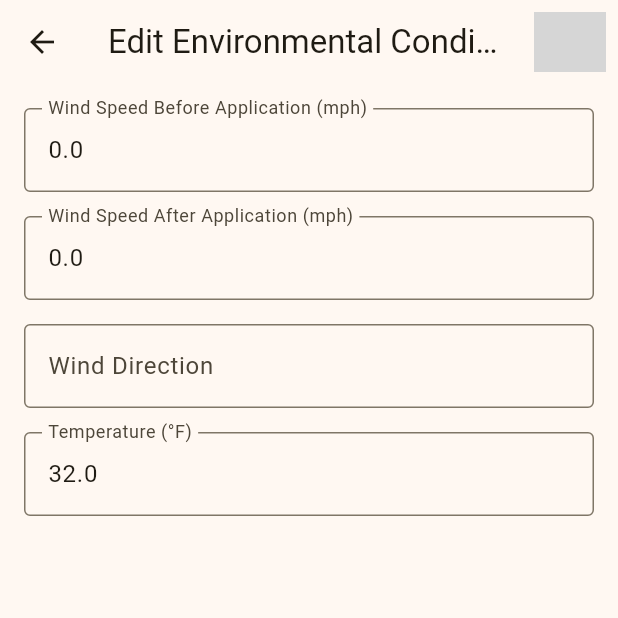
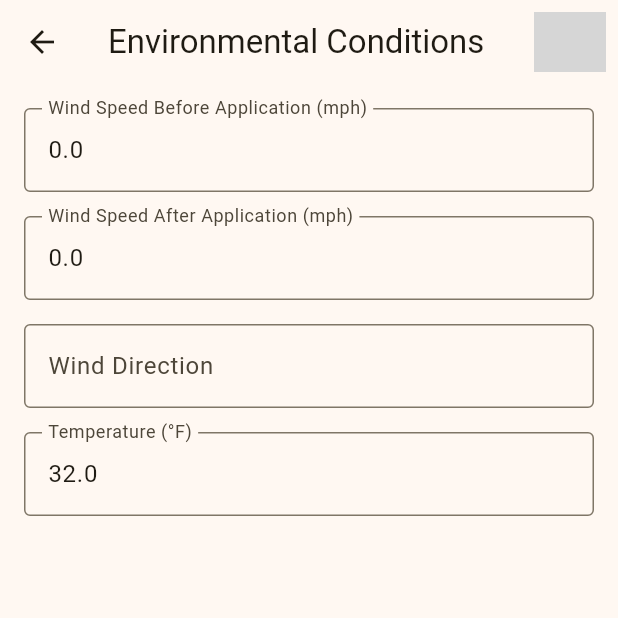
Before and after one commit to kwila-cloud/karriba, a Flutter app: the EditEnvironmentalConditionsPage screen opened directly with empty values, on a phone screen of 412 x 824 dp, the top half of it. Run offline on Flutter 3.47's test engine with Material 3 defaults, Android fonts, the phone set to English and light mode, and no system bars; our stand-ins replace file_picker, open_file, sqflite; missing offline and left inert: iconify_flutter; accounts and stored records are empty; grey boxes are pictures that could not be loaded.

Commit message:
chore: cleanup

```diff
--- a/app/lib/edit_environmental_conditions_page.dart
+++ b/app/lib/edit_environmental_conditions_page.dart
@@ -59,7 +59,7 @@ class _EditEnvironmentalConditionsPageState
             _hasChanges ? await showUnsavedChangesDialog(context) : true,
     child: Scaffold(
       appBar: AppBar(
-        title: const Text('Edit Environmental Conditions'),
+        title: const Text('Environmental Conditions'),
         actions: [
           IconButton(
             icon: const Iconify(Mdi.content_save),
@@ -72,6 +72,7 @@ class _EditEnvironmentalConditionsPageState
         child: Padding(
           padding: const EdgeInsets.all(16.0),
           child: Column(
+            spacing: 16,
             children: [
               TextFormField(
                 decoration: const InputDecoration(
@@ -96,7 +97,6 @@ class _EditEnvironmentalConditionsPageState
                   );
                 },
               ),
-              const SizedBox(height: 16),
               TextFormField(
                 decoration: const InputDecoration(
                   labelText: 'Wind Speed After Application (mph)',
@@ -120,7 +120,6 @@ class _EditEnvironmentalConditionsPageState
                   );
                 },
               ),
-              const SizedBox(height: 16),
               TextFormField(
                 decoration: const InputDecoration(
                   labelText: 'Wind Direction',
@@ -131,7 +130,6 @@ class _EditEnvironmentalConditionsPageState
                   _draftRecord = _draftRecord.copyWith(windDirection: value);
                 },
               ),
-              const SizedBox(height: 16),
               TextFormField(
                 decoration: const InputDecoration(
                   labelText: 'Temperature (°F)',
```
